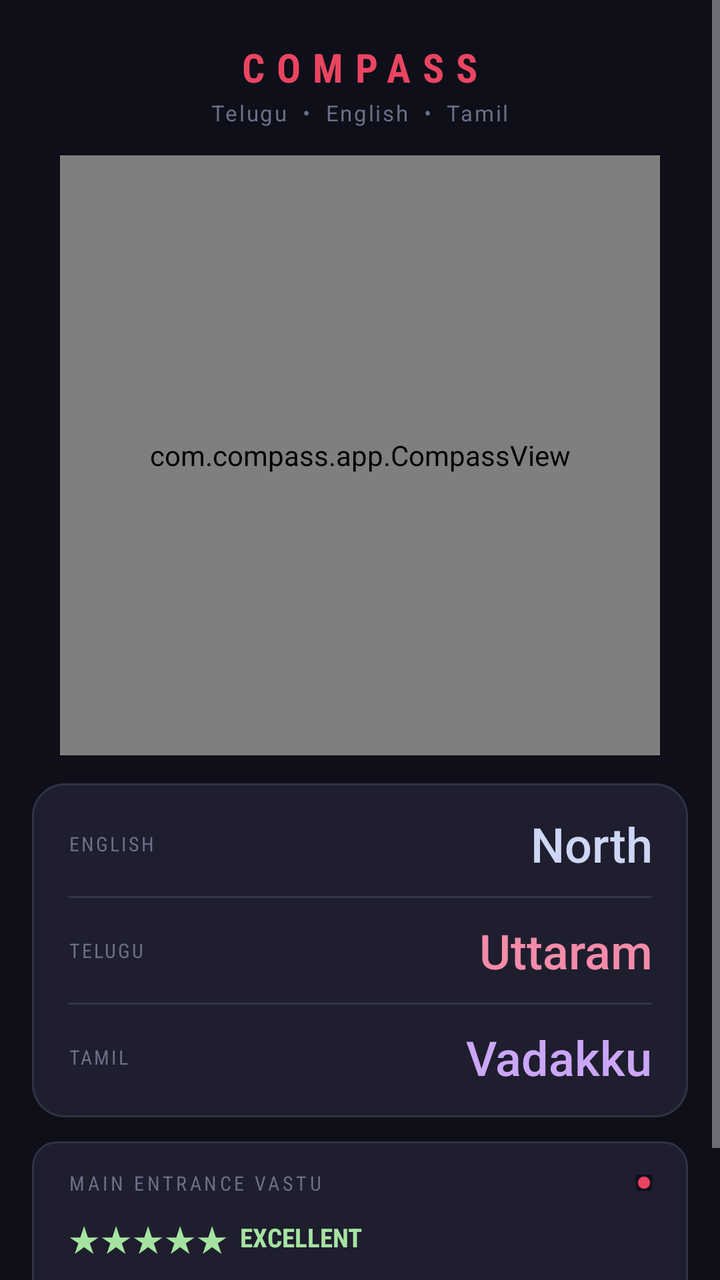
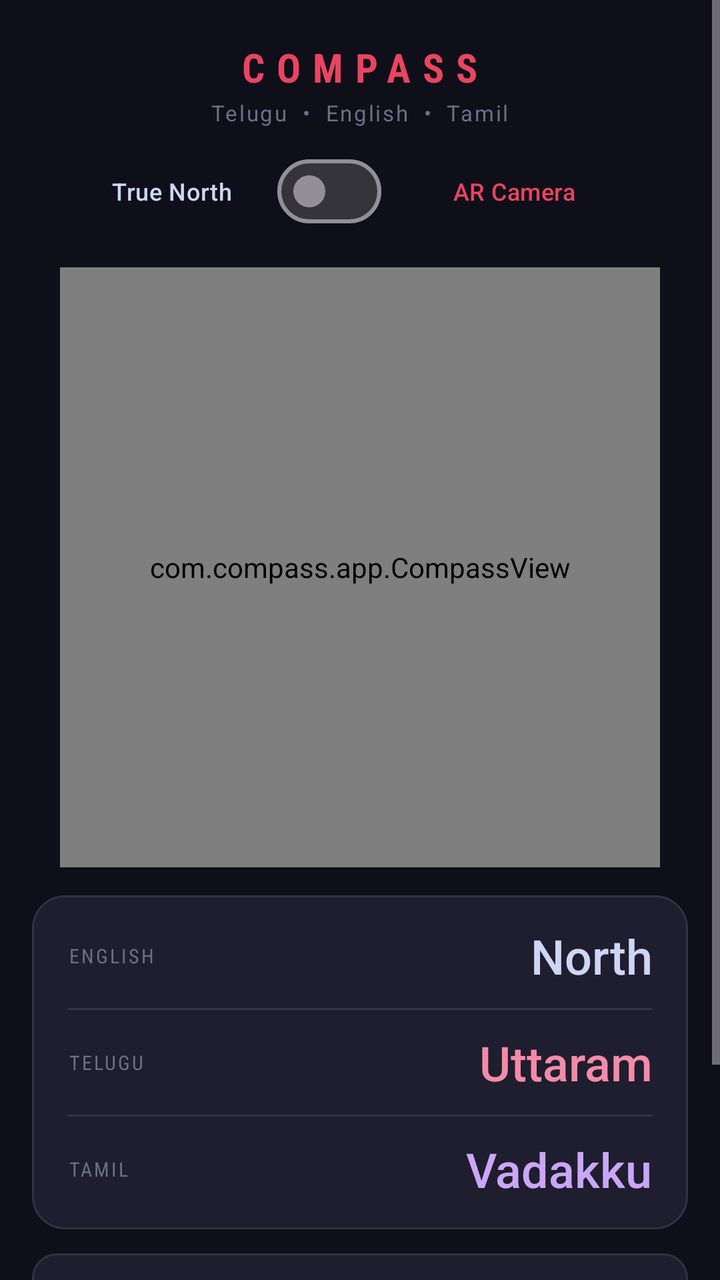

Compare the two renders of this Android layout. The source of the first and the diff that turns it into the second are given below.
<!-- AndroidManifest.xml: application theme Theme.CompassApp -->
<!-- res/layout/fragment_compass.xml -->
<?xml version="1.0" encoding="utf-8"?>
<ScrollView
    xmlns:android="http://schemas.android.com/apk/res/android"
    android:layout_width="match_parent"
    android:layout_height="match_parent"
    android:background="#0F0F1A"
    android:fillViewport="true"
    android:fitsSystemWindows="true">

    <LinearLayout
        android:layout_width="match_parent"
        android:layout_height="wrap_content"
        android:gravity="center_horizontal"
        android:orientation="vertical"
        android:paddingHorizontal="16dp"
        android:paddingBottom="16dp">

        <TextView
            android:layout_width="wrap_content"
            android:layout_height="wrap_content"
            android:layout_marginTop="20dp"
            android:fontFamily="sans-serif-condensed"
            android:letterSpacing="0.3"
            android:text="COMPASS"
            android:textColor="#E94560"
            android:textSize="20sp"
            android:textStyle="bold" />

        <TextView
            android:layout_width="wrap_content"
            android:layout_height="wrap_content"
            android:layout_marginTop="2dp"
            android:letterSpacing="0.08"
            android:text="Telugu  •  English  •  Tamil"
            android:textColor="#6C7086"
            android:textSize="11sp" />

        <com.compass.app.CompassView
            android:id="@+id/compassView"
            android:layout_width="300dp"
            android:layout_height="300dp"
            android:layout_marginTop="14dp" />

        
        <LinearLayout
            android:layout_width="match_parent"
            android:layout_height="wrap_content"
            android:layout_marginTop="14dp"
            android:background="@drawable/direction_card_bg"
            android:orientation="vertical"
            android:paddingHorizontal="18dp"
            android:paddingVertical="14dp">

            <LinearLayout android:layout_width="match_parent" android:layout_height="wrap_content"
                android:gravity="center_vertical" android:orientation="horizontal">
                <TextView android:layout_width="64dp" android:layout_height="wrap_content"
                    android:text="ENGLISH" android:textColor="#6C7086" android:textSize="10sp"
                    android:letterSpacing="0.1" android:fontFamily="sans-serif-condensed" />
                <TextView android:id="@+id/tvEnglish" android:layout_width="0dp"
                    android:layout_height="wrap_content" android:layout_weight="1"
                    android:text="North" android:textColor="#CDD6F4" android:textSize="24sp"
                    android:fontFamily="sans-serif-medium" android:textAlignment="textEnd" />
            </LinearLayout>

            <View android:layout_width="match_parent" android:layout_height="1dp"
                android:background="#20CDD6F4" android:layout_marginVertical="10dp" />

            <LinearLayout android:layout_width="match_parent" android:layout_height="wrap_content"
                android:gravity="center_vertical" android:orientation="horizontal">
                <TextView android:layout_width="64dp" android:layout_height="wrap_content"
                    android:text="TELUGU" android:textColor="#6C7086" android:textSize="10sp"
                    android:letterSpacing="0.1" android:fontFamily="sans-serif-condensed" />
                <TextView android:id="@+id/tvTelugu" android:layout_width="0dp"
                    android:layout_height="wrap_content" android:layout_weight="1"
                    android:text="Uttaram" android:textColor="#F38BA8" android:textSize="24sp"
                    android:fontFamily="sans-serif-medium" android:textAlignment="textEnd" />
            </LinearLayout>

            <View android:layout_width="match_parent" android:layout_height="1dp"
                android:background="#20CDD6F4" android:layout_marginVertical="10dp" />

            <LinearLayout android:layout_width="match_parent" android:layout_height="wrap_content"
                android:gravity="center_vertical" android:orientation="horizontal">
                <TextView android:layout_width="64dp" android:layout_height="wrap_content"
                    android:text="TAMIL" android:textColor="#6C7086" android:textSize="10sp"
                    android:letterSpacing="0.1" android:fontFamily="sans-serif-condensed" />
                <TextView android:id="@+id/tvTamil" android:layout_width="0dp"
                    android:layout_height="wrap_content" android:layout_weight="1"
                    android:text="Vadakku" android:textColor="#CBA6F7" android:textSize="24sp"
                    android:fontFamily="sans-serif-medium" android:textAlignment="textEnd" />
            </LinearLayout>
        </LinearLayout>

        
        <LinearLayout
            android:layout_width="match_parent"
            android:layout_height="wrap_content"
            android:layout_marginTop="12dp"
            android:background="@drawable/vastu_rating_bg"
            android:orientation="vertical"
            android:paddingHorizontal="18dp"
            android:paddingVertical="14dp">

            <LinearLayout android:layout_width="match_parent" android:layout_height="wrap_content"
                android:orientation="horizontal" android:gravity="center_vertical">
                <TextView android:layout_width="0dp" android:layout_height="wrap_content"
                    android:layout_weight="1"
                    android:text="MAIN ENTRANCE VASTU"
                    android:textColor="#6C7086" android:textSize="10sp"
                    android:letterSpacing="0.15" android:fontFamily="sans-serif-condensed" />
                
                <View android:id="@+id/vastuIndicator"
                    android:layout_width="8dp" android:layout_height="8dp"
                    android:background="@drawable/ic_launcher_background" />
            </LinearLayout>

            <LinearLayout android:layout_width="match_parent" android:layout_height="wrap_content"
                android:orientation="horizontal" android:gravity="center_vertical"
                android:layout_marginTop="8dp">
                <TextView android:id="@+id/tvVastuStars"
                    android:layout_width="wrap_content" android:layout_height="wrap_content"
                    android:text="★★★★★" android:textColor="#A6E3A1" android:textSize="18sp" />
                <TextView android:id="@+id/tvVastuLabel"
                    android:layout_width="0dp" android:layout_height="wrap_content"
                    android:layout_weight="1"
                    android:text="  EXCELLENT" android:textColor="#A6E3A1" android:textSize="13sp"
                    android:fontFamily="sans-serif-condensed" android:textStyle="bold" />
            </LinearLayout>

            <TextView android:id="@+id/tvVastuAdvice"
                android:layout_width="match_parent" android:layout_height="wrap_content"
                android:layout_marginTop="6dp"
                android:text="Northeast brings health, wealth and success."
                android:textColor="#9399B2" android:textSize="12sp"
                android:lineSpacingMultiplier="1.3" />
        </LinearLayout>

        <TextView
            android:layout_width="wrap_content"
            android:layout_height="wrap_content"
            android:layout_marginTop="14dp"
            android:gravity="center"
            android:text="Point phone toward the main entrance / door"
            android:textAlignment="center"
            android:textColor="#45475A"
            android:textSize="12sp" />

    </LinearLayout>
</ScrollView>
<!-- resources referenced by this layout -->
<resources>
  <!-- drawable direction_card_bg (drawable) -->
  <?xml version="1.0" encoding="utf-8"?>
  <shape xmlns:android="http://schemas.android.com/apk/res/android"
      android:shape="rectangle">
      <solid android:color="#1E1E2E" />
      <corners android:radius="16dp" />
      <stroke
          android:width="1dp"
          android:color="#313244" />
  </shape>
  <!-- drawable ic_launcher_background (drawable) -->
  <?xml version="1.0" encoding="utf-8"?>
  <vector xmlns:android="http://schemas.android.com/apk/res/android"
      android:width="108dp"
      android:height="108dp"
      android:viewportWidth="108"
      android:viewportHeight="108">
      <path
          android:fillColor="#0F0F1A"
          android:pathData="M0,0h108v108h-108z" />
      <path
          android:fillColor="#E94560"
          android:pathData="M54,54m-40,0a40,40,0,1,0,80,0a40,40,0,1,0,-80,0"
          android:strokeColor="#E94560"
          android:strokeWidth="3" />
  </vector>
  <!-- drawable vastu_rating_bg (drawable) -->
  <?xml version="1.0" encoding="utf-8"?>
  <shape xmlns:android="http://schemas.android.com/apk/res/android"
      android:shape="rectangle">
      <solid android:color="#1E1E2E" />
      <corners android:radius="12dp" />
      <stroke android:width="1dp" android:color="#313244" />
  </shape>
  <style name="Theme.CompassApp" parent="Theme.Material3.Dark.NoActionBar">
          <item name="android:windowBackground">@color/colorBackground</item>
          <item name="android:statusBarColor">@color/colorBackground</item>
          <item name="android:navigationBarColor">@color/colorSurface</item>
          <item name="android:windowLightStatusBar">false</item>
          <item name="android:windowLightNavigationBar">false</item>
          <item name="colorPrimary">@color/colorAccentRed</item>
          <item name="colorOnPrimary">#FFFFFF</item>
          <item name="colorSurface">@color/colorSurface</item>
          <item name="colorOnSurface">@color/colorTextPrimary</item>
      </style>
  <color name="colorBackground">#0F0F1A</color>
  <color name="colorSurface">#1E1E2E</color>
  <color name="colorAccentRed">#E94560</color>
  <color name="colorTextPrimary">#CDD6F4</color>
</resources>

<!-- the commit's change to res/layout/fragment_compass.xml (unified diff, before → after) -->
@@ -1,149 +1,275 @@
 <?xml version="1.0" encoding="utf-8"?>
-<ScrollView
+<FrameLayout
     xmlns:android="http://schemas.android.com/apk/res/android"
+    xmlns:app="http://schemas.android.com/apk/res-auto"
     android:layout_width="match_parent"
-    android:layout_height="match_parent"
-    android:background="#0F0F1A"
-    android:fillViewport="true"
-    android:fitsSystemWindows="true">
-
-    <LinearLayout
+    android:layout_height="match_parent">
+
+    
+    <androidx.camera.view.PreviewView
+        android:id="@+id/previewView"
         android:layout_width="match_parent"
-        android:layout_height="wrap_content"
-        android:gravity="center_horizontal"
-        android:orientation="vertical"
-        android:paddingHorizontal="16dp"
-        android:paddingBottom="16dp">
-
-        <TextView
-            android:layout_width="wrap_content"
-            android:layout_height="wrap_content"
-            android:layout_marginTop="20dp"
-            android:fontFamily="sans-serif-condensed"
-            android:letterSpacing="0.3"
-            android:text="COMPASS"
-            android:textColor="#E94560"
-            android:textSize="20sp"
-            android:textStyle="bold" />
-
-        <TextView
-            android:layout_width="wrap_content"
-            android:layout_height="wrap_content"
-            android:layout_marginTop="2dp"
-            android:letterSpacing="0.08"
-            android:text="Telugu  •  English  •  Tamil"
-            android:textColor="#6C7086"
-            android:textSize="11sp" />
-
-        <com.compass.app.CompassView
-            android:id="@+id/compassView"
-            android:layout_width="300dp"
-            android:layout_height="300dp"
-            android:layout_marginTop="14dp" />
-
-        
+        android:layout_height="match_parent"
+        android:visibility="gone"
+        app:implementationMode="compatible" />
+
+    <ScrollView
+        android:id="@+id/scrollContent"
+        android:layout_width="match_parent"
+        android:layout_height="match_parent"
+        android:background="#0F0F1A"
+        android:fillViewport="true"
+        android:fitsSystemWindows="true">
+
         <LinearLayout
             android:layout_width="match_parent"
             android:layout_height="wrap_content"
-            android:layout_marginTop="14dp"
-            android:background="@drawable/direction_card_bg"
+            android:gravity="center_horizontal"
             android:orientation="vertical"
-            android:paddingHorizontal="18dp"
-            android:paddingVertical="14dp">
-
-            <LinearLayout android:layout_width="match_parent" android:layout_height="wrap_content"
-                android:gravity="center_vertical" android:orientation="horizontal">
-                <TextView android:layout_width="64dp" android:layout_height="wrap_content"
-                    android:text="ENGLISH" android:textColor="#6C7086" android:textSize="10sp"
-                    android:letterSpacing="0.1" android:fontFamily="sans-serif-condensed" />
-                <TextView android:id="@+id/tvEnglish" android:layout_width="0dp"
-                    android:layout_height="wrap_content" android:layout_weight="1"
-                    android:text="North" android:textColor="#CDD6F4" android:textSize="24sp"
-                    android:fontFamily="sans-serif-medium" android:textAlignment="textEnd" />
+            android:paddingHorizontal="16dp"
+            android:paddingBottom="16dp">
+
+            <TextView
+                android:layout_width="wrap_content"
+                android:layout_height="wrap_content"
+                android:layout_marginTop="20dp"
+                android:fontFamily="sans-serif-condensed"
+                android:letterSpacing="0.3"
+                android:text="COMPASS"
+                android:textColor="#E94560"
+                android:textSize="20sp"
+                android:textStyle="bold" />
+
+            <TextView
+                android:layout_width="wrap_content"
+                android:layout_height="wrap_content"
+                android:layout_marginTop="2dp"
+                android:letterSpacing="0.08"
+                android:text="Telugu  •  English  •  Tamil"
+                android:textColor="#6C7086"
+                android:textSize="11sp" />
+
+            
+            <LinearLayout
+                android:layout_width="match_parent"
+                android:layout_height="wrap_content"
+                android:layout_marginTop="8dp"
+                android:gravity="center"
+                android:orientation="horizontal">
+
+                <com.google.android.material.materialswitch.MaterialSwitch
+                    android:id="@+id/switchTrueNorth"
+                    android:layout_width="wrap_content"
+                    android:layout_height="wrap_content"
+                    android:text="True North  "
+                    android:textColor="#CDD6F4"
+                    android:textSize="12sp"
+                    android:fontFamily="sans-serif-medium" />
+
+                <View
+                    android:layout_width="24dp"
+                    android:layout_height="1dp" />
+
+                <com.google.android.material.button.MaterialButton
+                    android:id="@+id/btnToggleCamera"
+                    style="@style/Widget.Material3.Button.TextButton.Icon"
+                    android:layout_width="wrap_content"
+                    android:layout_height="wrap_content"
+                    android:text="AR Camera"
+                    android:textColor="#E94560"
+                    app:iconTint="#E94560"
+                    android:textSize="12sp" />
             </LinearLayout>
 
-            <View android:layout_width="match_parent" android:layout_height="1dp"
-                android:background="#20CDD6F4" android:layout_marginVertical="10dp" />
-
-            <LinearLayout android:layout_width="match_parent" android:layout_height="wrap_content"
-                android:gravity="center_vertical" android:orientation="horizontal">
-                <TextView android:layout_width="64dp" android:layout_height="wrap_content"
-                    android:text="TELUGU" android:textColor="#6C7086" android:textSize="10sp"
-                    android:letterSpacing="0.1" android:fontFamily="sans-serif-condensed" />
-                <TextView android:id="@+id/tvTelugu" android:layout_width="0dp"
-                    android:layout_height="wrap_content" android:layout_weight="1"
-                    android:text="Uttaram" android:textColor="#F38BA8" android:textSize="24sp"
-                    android:fontFamily="sans-serif-medium" android:textAlignment="textEnd" />
+            
+            <FrameLayout
+                android:id="@+id/layoutAlertContainer"
+                android:layout_width="match_parent"
+                android:layout_height="wrap_content"
+                android:layout_marginTop="12dp"
+                android:visibility="gone">
+
+                
+                <LinearLayout
+                    android:id="@+id/layoutAccuracyAlert"
+                    android:layout_width="match_parent"
+                    android:layout_height="wrap_content"
+                    android:background="@drawable/alert_accuracy_bg"
+                    android:orientation="vertical"
+                    android:padding="12dp"
+                    android:visibility="gone">
+
+                    <TextView
+                        android:layout_width="wrap_content"
+                        android:layout_height="wrap_content"
+                        android:text="⚠️ LOW COMPASS ACCURACY"
+                        android:textColor="#F38BA8"
+                        android:textSize="11sp"
+                        android:textStyle="bold"
+                        android:fontFamily="sans-serif-condensed"
+                        android:letterSpacing="0.1" />
+
+                    <TextView
+                        android:layout_width="wrap_content"
+                        android:layout_height="wrap_content"
+                        android:layout_marginTop="4dp"
+                        android:text="Wave your phone in a figure-8 pattern to calibrate the sensor."
+                        android:textColor="#F38BA8"
+                        android:textSize="12sp" />
+
+                    <TextView
+                        android:id="@+id/btnShowCalibrationGuide"
+                        android:layout_width="wrap_content"
+                        android:layout_height="wrap_content"
+                        android:layout_marginTop="8dp"
+                        android:text="Learn how to calibrate ➔"
+                        android:textColor="#CBA6F7"
+                        android:textSize="12sp"
+                        android:textStyle="bold"
+                        android:clickable="true"
+                        android:focusable="true" />
+                </LinearLayout>
+
+                
+                <LinearLayout
+                    android:id="@+id/layoutTiltAlert"
+                    android:layout_width="match_parent"
+                    android:layout_height="wrap_content"
+                    android:background="@drawable/alert_tilt_bg"
+                    android:orientation="vertical"
+                    android:padding="12dp"
+                    android:visibility="gone">
+
+                    <TextView
+                        android:layout_width="wrap_content"
+                        android:layout_height="wrap_content"
+                        android:text="📱 HOLD PHONE FLAT"
+                        android:textColor="#FAB387"
+                        android:textSize="11sp"
+                        android:textStyle="bold"
+                        android:fontFamily="sans-serif-condensed"
+                        android:letterSpacing="0.1" />
+
+                    <TextView
+                        android:layout_width="wrap_content"
+                        android:layout_height="wrap_content"
+                        android:layout_marginTop="4dp"
+                        android:text="Hold your device level (like a physical compass) to get accurate Vastu readings."
+                        android:textColor="#FAB387"
+                        android:textSize="12sp" />
+                </LinearLayout>
+            </FrameLayout>
+
+            <com.compass.app.CompassView
+                android:id="@+id/compassView"
+                android:layout_width="300dp"
+                android:layout_height="300dp"
+                android:layout_marginTop="14dp" />
+
+            
+            <LinearLayout
+                android:layout_width="match_parent"
+                android:layout_height="wrap_content"
+                android:layout_marginTop="14dp"
+                android:background="@drawable/direction_card_bg"
+                android:orientation="vertical"
+                android:paddingHorizontal="18dp"
+                android:paddingVertical="14dp">
+
+                <LinearLayout android:layout_width="match_parent" android:layout_height="wrap_content"
+                    android:gravity="center_vertical" android:orientation="horizontal">
+                    <TextView android:layout_width="64dp" android:layout_height="wrap_content"
+                        android:text="ENGLISH" android:textColor="#6C7086" android:textSize="10sp"
+                        android:letterSpacing="0.1" android:fontFamily="sans-serif-condensed" />
+                    <TextView android:id="@+id/tvEnglish" android:layout_width="0dp"
+                        android:layout_height="wrap_content" android:layout_weight="1"
+                        android:text="North" android:textColor="#CDD6F4" android:textSize="24sp"
+                        android:fontFamily="sans-serif-medium" android:textAlignment="textEnd" />
+                </LinearLayout>
+
+                <View android:layout_width="match_parent" android:layout_height="1dp"
+                    android:background="#20CDD6F4" android:layout_marginVertical="10dp" />
+
+                <LinearLayout android:layout_width="match_parent" android:layout_height="wrap_content"
+                    android:gravity="center_vertical" android:orientation="horizontal">
+                    <TextView android:layout_width="64dp" android:layout_height="wrap_content"
+                        android:text="TELUGU" android:textColor="#6C7086" android:textSize="10sp"
+                        android:letterSpacing="0.1" android:fontFamily="sans-serif-condensed" />
+                    <TextView android:id="@+id/tvTelugu" android:layout_width="0dp"
+                        android:layout_height="wrap_content" android:layout_weight="1"
+                        android:text="Uttaram" android:textColor="#F38BA8" android:textSize="24sp"
+                        android:fontFamily="sans-serif-medium" android:textAlignment="textEnd" />
+                </LinearLayout>
+
+                <View android:layout_width="match_parent" android:layout_height="1dp"
+                    android:background="#20CDD6F4" android:layout_marginVertical="10dp" />
+
+                <LinearLayout android:layout_width="match_parent" android:layout_height="wrap_content"
+                    android:gravity="center_vertical" android:orientation="horizontal">
+                    <TextView android:layout_width="64dp" android:layout_height="wrap_content"
+                        android:text="TAMIL" android:textColor="#6C7086" android:textSize="10sp"
+                        android:letterSpacing="0.1" android:fontFamily="sans-serif-condensed" />
+                    <TextView android:id="@+id/tvTamil" android:layout_width="0dp"
+                        android:layout_height="wrap_content" android:layout_weight="1"
+                        android:text="Vadakku" android:textColor="#CBA6F7" android:textSize="24sp"
+                        android:fontFamily="sans-serif-medium" android:textAlignment="textEnd" />
+                </LinearLayout>
             </LinearLayout>
 
-            <View android:layout_width="match_parent" android:layout_height="1dp"
-                android:background="#20CDD6F4" android:layout_marginVertical="10dp" />
-
-            <LinearLayout android:layout_width="match_parent" android:layout_height="wrap_content"
-                android:gravity="center_vertical" android:orientation="horizontal">
-                <TextView android:layout_width="64dp" android:layout_height="wrap_content"
-                    android:text="TAMIL" android:textColor="#6C7086" android:textSize="10sp"
-                    android:letterSpacing="0.1" android:fontFamily="sans-serif-condensed" />
-                <TextView android:id="@+id/tvTamil" android:layout_width="0dp"
-                    android:layout_height="wrap_content" android:layout_weight="1"
-                    android:text="Vadakku" android:textColor="#CBA6F7" android:textSize="24sp"
-                    android:fontFamily="sans-serif-medium" android:textAlignment="textEnd" />
+            
+            <LinearLayout
+                android:layout_width="match_parent"
+                android:layout_height="wrap_content"
+                android:layout_marginTop="12dp"
+                android:background="@drawable/vastu_rating_bg"
+                android:orientation="vertical"
+                android:paddingHorizontal="18dp"
+                android:paddingVertical="14dp">
+
+                <LinearLayout android:layout_width="match_parent" android:layout_height="wrap_content"
+                    android:orientation="horizontal" android:gravity="center_vertical">
+                    <TextView android:layout_width="0dp" android:layout_height="wrap_content"
+                        android:layout_weight="1"
+                        android:text="MAIN ENTRANCE VASTU"
+                        android:textColor="#6C7086" android:textSize="10sp"
+                        android:letterSpacing="0.15" android:fontFamily="sans-serif-condensed" />
+                    
+                    <View android:id="@+id/vastuIndicator"
+                        android:layout_width="8dp" android:layout_height="8dp"
+                        android:background="@drawable/ic_launcher_background" />
+                </LinearLayout>
+
+                <LinearLayout android:layout_width="match_parent" android:layout_height="wrap_content"
+                    android:orientation="horizontal" android:gravity="center_vertical"
+                    android:layout_marginTop="8dp">
+                    <TextView android:id="@+id/tvVastuStars"
+                        android:layout_width="wrap_content" android:layout_height="wrap_content"
+                        android:text="★★★★★" android:textColor="#A6E3A1" android:textSize="18sp" />
+                    <TextView android:id="@+id/tvVastuLabel"
+                        android:layout_width="0dp" android:layout_height="wrap_content"
+                        android:layout_weight="1"
+                        android:text="  EXCELLENT" android:textColor="#A6E3A1" android:textSize="13sp"
+                        android:fontFamily="sans-serif-condensed" android:textStyle="bold" />
+                </LinearLayout>
+
+                <TextView android:id="@+id/tvVastuAdvice"
+                    android:layout_width="match_parent" android:layout_height="wrap_content"
+                    android:layout_marginTop="6dp"
+                    android:text="Northeast brings health, wealth and success."
+                    android:textColor="#9399B2" android:textSize="12sp"
+                    android:lineSpacingMultiplier="1.3" />
             </LinearLayout>
+
+            <TextView
+                android:layout_width="wrap_content"
+                android:layout_height="wrap_content"
+                android:layout_marginTop="14dp"
+                android:gravity="center"
+                android:text="Point phone toward the main entrance / door"
+                android:textAlignment="center"
+                android:textColor="#45475A"
+                android:textSize="12sp" />
+
         </LinearLayout>
-
-        
-        <LinearLayout
-            android:layout_width="match_parent"
-            android:layout_height="wrap_content"
-            android:layout_marginTop="12dp"
-            android:background="@drawable/vastu_rating_bg"
-            android:orientation="vertical"
-            android:paddingHorizontal="18dp"
-            android:paddingVertical="14dp">
-
-            <LinearLayout android:layout_width="match_parent" android:layout_height="wrap_content"
-                android:orientation="horizontal" android:gravity="center_vertical">
-                <TextView android:layout_width="0dp" android:layout_height="wrap_content"
-                    android:layout_weight="1"
-                    android:text="MAIN ENTRANCE VASTU"
-                    android:textColor="#6C7086" android:textSize="10sp"
-                    android:letterSpacing="0.15" android:fontFamily="sans-serif-condensed" />
-                
-                <View android:id="@+id/vastuIndicator"
-                    android:layout_width="8dp" android:layout_height="8dp"
-                    android:background="@drawable/ic_launcher_background" />
-            </LinearLayout>
-
-            <LinearLayout android:layout_width="match_parent" android:layout_height="wrap_content"
-                android:orientation="horizontal" android:gravity="center_vertical"
-                android:layout_marginTop="8dp">
-                <TextView android:id="@+id/tvVastuStars"
-                    android:layout_width="wrap_content" android:layout_height="wrap_content"
-                    android:text="★★★★★" android:textColor="#A6E3A1" android:textSize="18sp" />
-                <TextView android:id="@+id/tvVastuLabel"
-                    android:layout_width="0dp" android:layout_height="wrap_content"
-                    android:layout_weight="1"
-                    android:text="  EXCELLENT" android:textColor="#A6E3A1" android:textSize="13sp"
-                    android:fontFamily="sans-serif-condensed" android:textStyle="bold" />
-            </LinearLayout>
-
-            <TextView android:id="@+id/tvVastuAdvice"
-                android:layout_width="match_parent" android:layout_height="wrap_content"
-                android:layout_marginTop="6dp"
-                android:text="Northeast brings health, wealth and success."
-                android:textColor="#9399B2" android:textSize="12sp"
-                android:lineSpacingMultiplier="1.3" />
-        </LinearLayout>
-
-        <TextView
-            android:layout_width="wrap_content"
-            android:layout_height="wrap_content"
-            android:layout_marginTop="14dp"
-            android:gravity="center"
-            android:text="Point phone toward the main entrance / door"
-            android:textAlignment="center"
-            android:textColor="#45475A"
-            android:textSize="12sp" />
-
-    </LinearLayout>
-</ScrollView>
+    </ScrollView>
+</FrameLayout>
<!-- resource entries referenced after the edit -->
@@ -1,5 +1,25 @@
 <!-- resources referenced by this layout -->
 <resources>
+  <!-- drawable alert_accuracy_bg (drawable) -->
+  <?xml version="1.0" encoding="utf-8"?>
+  <shape xmlns:android="http://schemas.android.com/apk/res/android"
+      android:shape="rectangle">
+      <solid android:color="#2A0E18" />
+      <corners android:radius="12dp" />
+      <stroke
+          android:width="1dp"
+          android:color="#F38BA8" />
+  </shape>
+  <!-- drawable alert_tilt_bg (drawable) -->
+  <?xml version="1.0" encoding="utf-8"?>
+  <shape xmlns:android="http://schemas.android.com/apk/res/android"
+      android:shape="rectangle">
+      <solid android:color="#2A1E15" />
+      <corners android:radius="12dp" />
+      <stroke
+          android:width="1dp"
+          android:color="#FAB387" />
+  </shape>
   <!-- drawable direction_card_bg (drawable) -->
   <?xml version="1.0" encoding="utf-8"?>
   <shape xmlns:android="http://schemas.android.com/apk/res/android"
